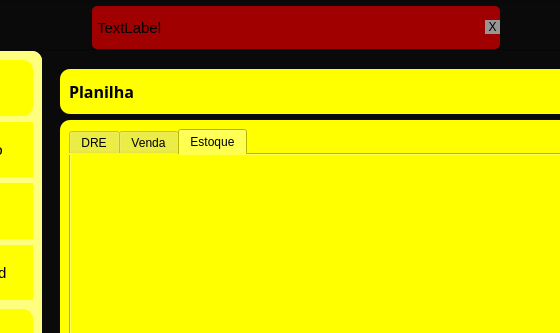
Ton-Chyod-s/Estudo-sql-python, file v3.ui: the form before one commit; both pictures show x 109 to 669 and y 0 to 333 of the 810 by 567 pixel window.
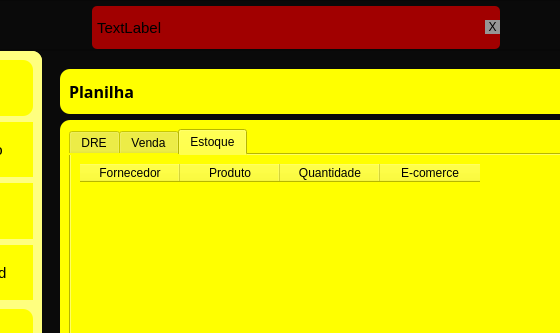
The form after the commit. The open tabs and pages were chosen to show the change.

Patch:
```diff
--- a/v3.ui
+++ b/v3.ui
@@ -2182,6 +2182,32 @@
                     <attribute name="title">
                      <string>Estoque</string>
                     </attribute>
+                    <layout class="QVBoxLayout" name="verticalLayout_22">
+                     <item>
+                      <widget class="QTableWidget" name="tableWidget">
+                       <column>
+                        <property name="text">
+                         <string>Fornecedor</string>
+                        </property>
+                       </column>
+                       <column>
+                        <property name="text">
+                         <string>Produto</string>
+                        </property>
+                       </column>
+                       <column>
+                        <property name="text">
+                         <string>Quantidade</string>
+                        </property>
+                       </column>
+                       <column>
+                        <property name="text">
+                         <string>E-comerce</string>
+                        </property>
+                       </column>
+                      </widget>
+                     </item>
+                    </layout>
                    </widget>
                   </widget>
                  </item>
```
